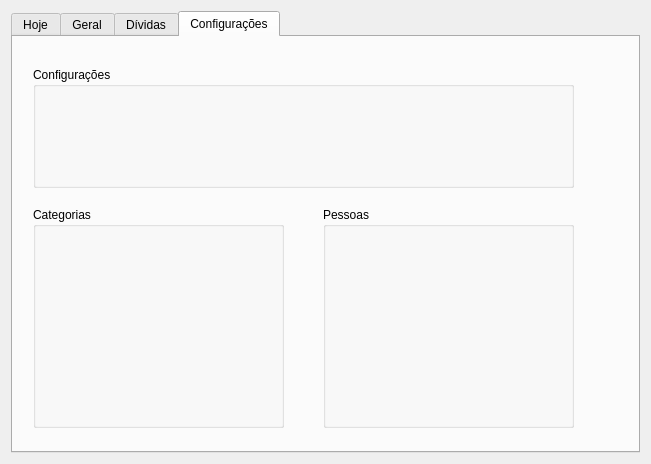
Old version of the form ui/janela.ui in the repository vazerick/controle_gastos.
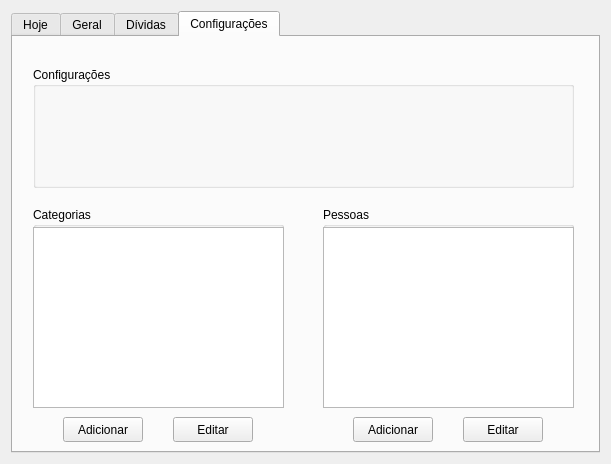
New version of the form.

Commit message: Janela principal. Funções de exibir e adicionar pessoa e categoria na janela principal.

The edit to the form file:
```diff
--- a/ui/janela.ui
+++ b/ui/janela.ui
@@ -6,7 +6,7 @@
    <rect>
     <x>0</x>
     <y>0</y>
-    <width>651</width>
+    <width>611</width>
     <height>464</height>
    </rect>
   </property>
@@ -122,12 +122,38 @@
          <x>20</x>
          <y>170</y>
          <width>251</width>
-         <height>221</height>
+         <height>201</height>
         </rect>
        </property>
        <property name="title">
         <string>Categorias</string>
        </property>
+       <widget class="QTreeWidget" name="treeCategorias">
+        <property name="geometry">
+         <rect>
+          <x>0</x>
+          <y>20</y>
+          <width>251</width>
+          <height>181</height>
+         </rect>
+        </property>
+        <property name="alternatingRowColors">
+         <bool>true</bool>
+        </property>
+        <attribute name="headerVisible">
+         <bool>false</bool>
+        </attribute>
+        <column>
+         <property name="text">
+          <string>nome</string>
+         </property>
+        </column>
+        <column>
+         <property name="text">
+          <string>status</string>
+         </property>
+        </column>
+       </widget>
       </widget>
       <widget class="QGroupBox" name="groupBox_3">
        <property name="geometry">
@@ -135,11 +161,92 @@
          <x>310</x>
          <y>170</y>
          <width>251</width>
-         <height>221</height>
+         <height>201</height>
         </rect>
        </property>
        <property name="title">
         <string>Pessoas</string>
+       </property>
+       <widget class="QTreeWidget" name="treePessoas">
+        <property name="geometry">
+         <rect>
+          <x>0</x>
+          <y>20</y>
+          <width>251</width>
+          <height>181</height>
+         </rect>
+        </property>
+        <property name="alternatingRowColors">
+         <bool>true</bool>
+        </property>
+        <attribute name="headerVisible">
+         <bool>false</bool>
+        </attribute>
+        <attribute name="headerDefaultSectionSize">
+         <number>100</number>
+        </attribute>
+        <column>
+         <property name="text">
+          <string>nome</string>
+         </property>
+        </column>
+        <column>
+         <property name="text">
+          <string>status</string>
+         </property>
+        </column>
+       </widget>
+      </widget>
+      <widget class="QPushButton" name="botaoCategoriaAdicionar">
+       <property name="geometry">
+        <rect>
+         <x>50</x>
+         <y>380</y>
+         <width>80</width>
+         <height>25</height>
+        </rect>
+       </property>
+       <property name="text">
+        <string>Adicionar</string>
+       </property>
+      </widget>
+      <widget class="QPushButton" name="botaoPessoaAdicionar">
+       <property name="geometry">
+        <rect>
+         <x>340</x>
+         <y>380</y>
+         <width>80</width>
+         <height>25</height>
+        </rect>
+       </property>
+       <property name="text">
+        <string>Adicionar</string>
+       </property>
+      </widget>
+      <widget class="QPushButton" name="botaoCategoriaEditar">
+       <property name="geometry">
+        <rect>
+         <x>160</x>
+         <y>380</y>
+         <width>80</width>
+         <height>25</height>
+        </rect>
+       </property>
+       <property name="text">
+        <string>Editar</string>
+       </property>
+      </widget>
+      <widget class="QPushButton" name="pushButton_4">
+       <property name="geometry">
+        <rect>
+         <x>450</x>
+         <y>380</y>
+         <width>80</width>
+         <height>25</height>
+        </rect>
+       </property>
+       <property name="text">
+        <string>Editar</string>
        </property>
       </widget>
      </widget>
```
Left out of the diff: 6 changed lines with no effect on the pictures. The commit also changes 5 other files.
